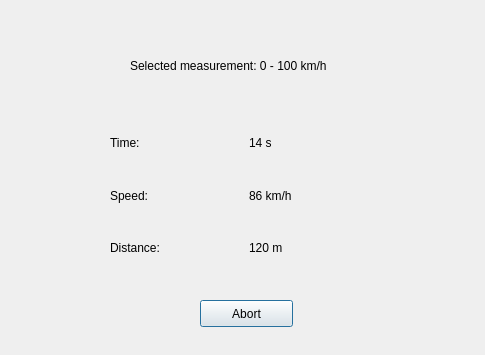
First picture: the form in Client/measuredialog.ui, repository ArtemD/SpeedFreak, before the edit; both pictures show x 0 to 485 and y 0 to 355 of the 800 by 480 pixel window.
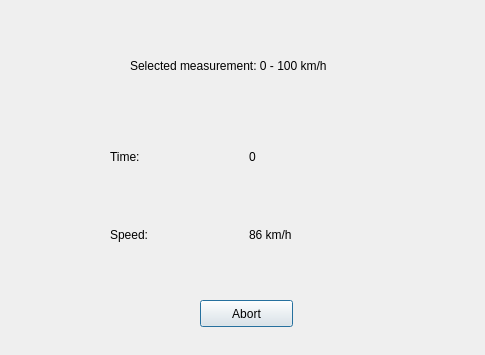
Second picture: the form after the edit.

Commit message:
Changes in measuredialog.cpp, .h and carmainwindow.cpp, .h.
Added timer in measuredialog which updates labels when interval time expires. Added slot function speedAchieved() in carmainwindow which opens result dialog when speed has been achieved.

What changed in the file:
```diff
--- a/Client/measuredialog.ui
+++ b/Client/measuredialog.ui
@@ -52,13 +52,6 @@
         </property>
        </widget>
       </item>
-      <item>
-       <widget class="QLabel" name="label_3">
-        <property name="text">
-         <string>Distance:</string>
-        </property>
-       </widget>
-      </item>
      </layout>
     </item>
     <item>
@@ -66,7 +59,7 @@
       <item>
        <widget class="QLabel" name="label_6">
         <property name="text">
-         <string>14 s</string>
+         <string>0</string>
         </property>
        </widget>
       </item>
@@ -77,13 +70,6 @@
         </property>
        </widget>
       </item>
-      <item>
-       <widget class="QLabel" name="label_5">
-        <property name="text">
-         <string>120 m</string>
-        </property>
-       </widget>
-      </item>
      </layout>
     </item>
    </layout>
```
Left out of the diff: 10 changed lines with no effect on the pictures. The commit also changes 5 other files.
